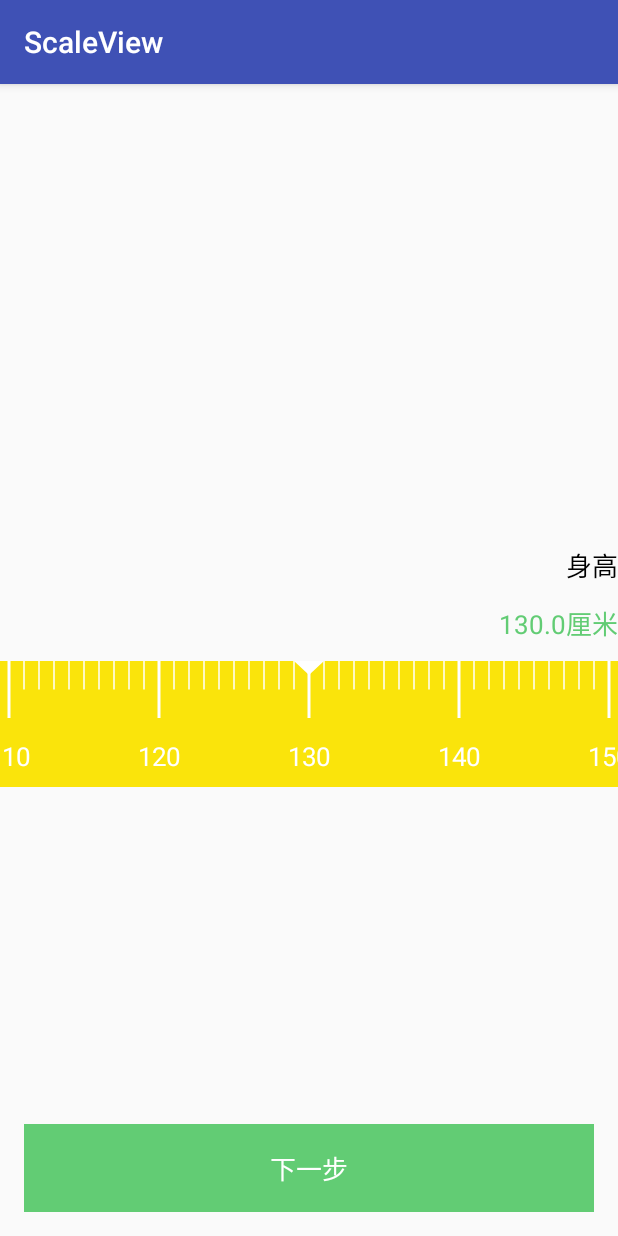
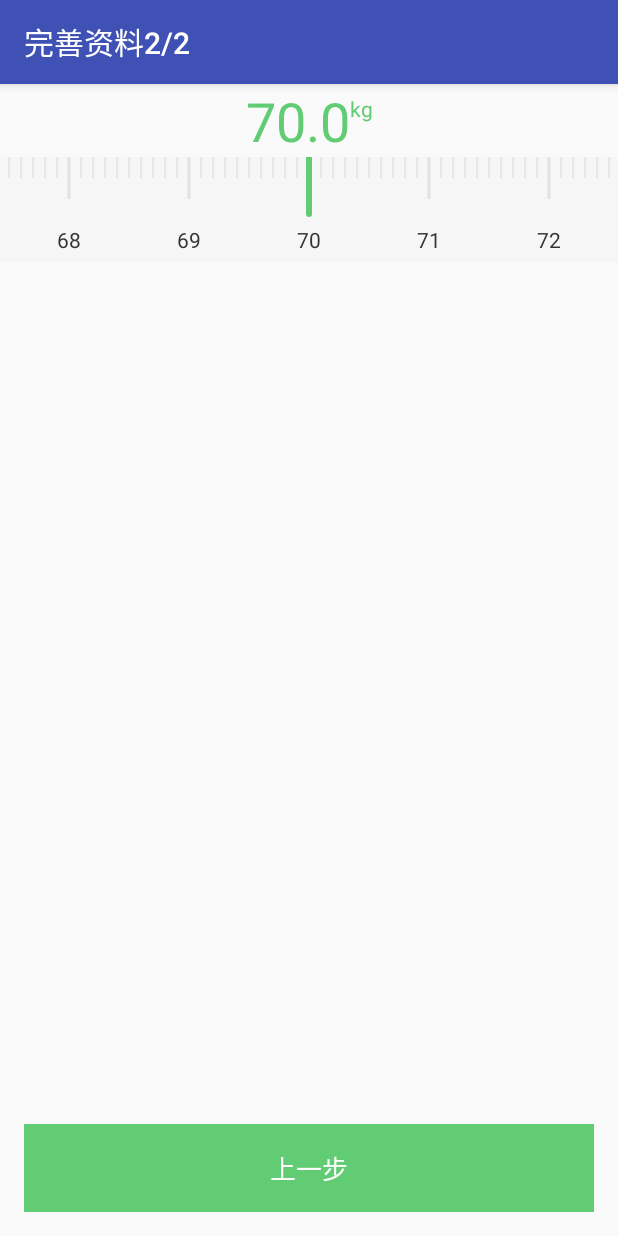
Before and after one commit to Easy-Ez/ScaleView, an Android app: the screen it shows after launch (MainActivity), after a tap on "下一步", on a phone screen of 412 x 824 dp. Run offline under Robolectric (Android 15) with nearby library versions, the phone set to English and light mode, and no system bars.

Commit message:
仿薄荷选择身高体重

```diff
--- a/app/src/main/java/cf/sadhu/scaleview/HeightFragment.java
+++ b/app/src/main/java/cf/sadhu/scaleview/HeightFragment.java
@@ -6,7 +6,6 @@ import android.support.v4.app.Fragment;
 import android.view.LayoutInflater;
 import android.view.View;
 import android.view.ViewGroup;
-import android.widget.ImageView;
 import android.widget.TextView;
 
 /**
@@ -15,28 +14,35 @@ import android.widget.TextView;
  */
 public class HeightFragment extends Fragment {
 
-    private TextView tv_value;
+
+    private ScaleView mScaleview;
+    private TextView mTvValue;
 
     @Nullable
     @Override
     public View onCreateView(LayoutInflater inflater, @Nullable ViewGroup container, @Nullable Bundle savedInstanceState) {
         View inflate = inflater.inflate(R.layout.frag_height, container, false);
-
-        ScaleView scaleview = inflate.findViewById(R.id.sacleview);
-        scaleview.setIndicatorDrawable(new TriangleDrawable(R.color.white, 20, 9.5f, getContext()));
-        tv_value = inflate.findViewById(R.id.tv_value);
-        scaleview.setOnGraduationValueChange(new ScaleView.OnGraduationValueChangeListener() {
+        mScaleview = inflate.findViewById(R.id.sacleview);
+        mScaleview.setIndicatorDrawable(new TriangleDrawable(R.color.white, 20, 9.5f, getContext()));
+        mTvValue = inflate.findViewById(R.id.tv_value);
+        mScaleview.setOnGraduationValueChange(new ScaleView.OnGraduationValueChangeListener() {
             @Override
             public void onChange(int value, float stepHelper) {
-                tv_value.setText(getString(R.string.height_value, value / stepHelper));
+                mTvValue.setText(getString(R.string.height_value, value / stepHelper));
             }
         });
         inflate.findViewById(R.id.tv_next_step).setOnClickListener(new View.OnClickListener() {
             @Override
             public void onClick(View v) {
-
+                ((MainActivity) getActivity()).nextStep();
             }
         });
         return inflate;
     }
+
+    @Override
+    public void onDestroy() {
+        super.onDestroy();
+        mScaleview.setOnGraduationValueChange(null);
+    }
 }
--- a/app/src/main/java/cf/sadhu/scaleview/MainActivity.java
+++ b/app/src/main/java/cf/sadhu/scaleview/MainActivity.java
@@ -1,12 +1,21 @@
 package cf.sadhu.scaleview;
 
 import android.os.Bundle;
+import android.support.v4.app.Fragment;
 import android.support.v4.app.FragmentManager;
 import android.support.v4.app.FragmentTransaction;
 import android.support.v7.app.AppCompatActivity;
-import android.widget.TextView;
+
+import java.util.ArrayList;
+import java.util.List;
 
 public class MainActivity extends AppCompatActivity {
+    private List<Fragment> fragments = new ArrayList<>();
+    private int index;
+    private int REPLACE_FRAGMENT_NEXT = 1;
+    private int REPLACE_FRAGMENT_NONE = -1;
+    private int REPLACE_FRAGMENT_PREV = 2;
+
 
     @Override
     protected void onCreate(Bundle savedInstanceState) {
@@ -17,5 +26,38 @@ public class MainActivity extends AppCompatActivity {
         transaction.add(R.id.fl_content, new HeightFragment());
         transaction.addToBackStack("height");
         transaction.commit();
+        init();
+    }
+
+    private void init() {
+        this.fragments.add(new HeightFragment());
+        this.fragments.add(new WeightFragment());
+        this.index = 0;
+        replaceFragment(this.REPLACE_FRAGMENT_NONE);
+    }
+
+
+    private void replaceFragment(int order) {
+        setTitle("完善资料" + String.valueOf(this.index + 1) + "/" + this.fragments.size());
+        Fragment fragment = fragments.get(this.index);
+        FragmentTransaction transaction = getSupportFragmentManager().beginTransaction();
+        if (order == this.REPLACE_FRAGMENT_NEXT) {
+            transaction.setCustomAnimations(R.anim.anim_next_enter, R.anim.anim_next_exit);
+        } else if (order == this.REPLACE_FRAGMENT_PREV) {
+            transaction.setCustomAnimations(R.anim.anim_prev_enter, R.anim.anim_prev_exit);
+        }
+        transaction.replace(R.id.fl_content, fragment);
+        transaction.commit();
+    }
+
+
+    public void nextStep() {
+        this.index++;
+        replaceFragment(this.REPLACE_FRAGMENT_NEXT);
+    }
+
+    public void prevStep() {
+        this.index--;
+        replaceFragment(this.REPLACE_FRAGMENT_PREV);
     }
 }
--- a/app/src/main/java/cf/sadhu/scaleview/ScaleView.java
+++ b/app/src/main/java/cf/sadhu/scaleview/ScaleView.java
@@ -351,9 +351,13 @@ public class ScaleView extends View {
         invalidate();
     }
 
-    public void setInitialData(float minValue, float maxValue, float step, int stepHelper, float initialValue) {
+    public void initialData(float minValue, float maxValue, float step, int stepHelper) {
+        initialData(minValue, maxValue, step, stepHelper, (minValue + maxValue) / 2);
+    }
+
+    public void initialData(float minValue, float maxValue, float step, int stepHelper, float initialValue) {
         mMinValue = minValue;
-        mMaxOffset = maxValue;
+        mMaxValue = maxValue;
         mGraduationStep = step;
         mGraduationStepHelper = stepHelper;
         mInitialValue = initialValue;
--- a/app/src/main/java/cf/sadhu/scaleview/WeightFragment.java
+++ b/app/src/main/java/cf/sadhu/scaleview/WeightFragment.java
@@ -3,19 +3,60 @@ package cf.sadhu.scaleview;
 import android.os.Bundle;
 import android.support.annotation.Nullable;
 import android.support.v4.app.Fragment;
+import android.text.SpannableStringBuilder;
+import android.text.Spanned;
+import android.text.style.AbsoluteSizeSpan;
+import android.text.style.SuperscriptSpan;
 import android.view.LayoutInflater;
 import android.view.View;
 import android.view.ViewGroup;
+import android.widget.TextView;
 
 /**
  * Created by sadhu on 2017/10/15.
  * 描述: 体重fragment
  */
 public class WeightFragment extends Fragment {
+
+    private ScaleView mScaleview;
+    private TextView mTvValue;
+
     @Nullable
     @Override
     public View onCreateView(LayoutInflater inflater, @Nullable ViewGroup container, @Nullable Bundle savedInstanceState) {
         View inflate = inflater.inflate(R.layout.frag_weight, container, false);
-        return inflate ;
+        mTvValue = inflate.findViewById(R.id.tv_value);
+        mScaleview = inflate.findViewById(R.id.sacleview);
+        // // TODO: 2017/10/16  根据身高计算体重最大最小值
+        mScaleview.initialData(46.4f, 200f, 0.1f, 10, 70f);
+        mScaleview.setOnGraduationValueChange(new ScaleView.OnGraduationValueChangeListener() {
+            @Override
+            public void onChange(int value, float stepHelper) {
+                mTvValue.setText(getWeightStr(value, stepHelper));
+            }
+        });
+        inflate.findViewById(R.id.tv_prev_step).setOnClickListener(new View.OnClickListener() {
+            @Override
+            public void onClick(View v) {
+                ((MainActivity) getActivity()).prevStep();
+            }
+        });
+        return inflate;
+    }
+
+    private SpannableStringBuilder getWeightStr(int value, float stepHelper) {
+        String string = getString(R.string.weight_value, value / stepHelper);
+        SpannableStringBuilder ssb = new SpannableStringBuilder(string);
+        SuperscriptSpan superscripSpan = new SuperscriptSpan();
+        AbsoluteSizeSpan sizeSpan = new AbsoluteSizeSpan(14,true);
+        ssb.setSpan(superscripSpan, string.indexOf("kg"), string.length(), Spanned.SPAN_EXCLUSIVE_EXCLUSIVE);
+        ssb.setSpan(sizeSpan, string.indexOf("kg"), string.length(), Spanned.SPAN_EXCLUSIVE_EXCLUSIVE);
+        return ssb;
+    }
+
+    @Override
+    public void onDestroy() {
+        super.onDestroy();
+        mScaleview.setOnGraduationValueChange(null);
     }
 }
--- /dev/null
+++ b/app/src/main/res/anim/anim_next_enter.xml
@@ -0,0 +1,8 @@
+<?xml version="1.0" encoding="utf-8"?>
+<set xmlns:android="http://schemas.android.com/apk/res/android"
+     android:duration="250">
+
+    <translate
+        android:fromXDelta="100%p"
+        android:toXDelta="0%p"/>
+</set>
--- /dev/null
+++ b/app/src/main/res/anim/anim_next_exit.xml
@@ -0,0 +1,8 @@
+<?xml version="1.0" encoding="utf-8"?>
+<set xmlns:android="http://schemas.android.com/apk/res/android"
+     android:duration="250">
+
+    <translate
+        android:fromXDelta="0%p"
+        android:toXDelta="-100%p"/>
+</set>
--- /dev/null
+++ b/app/src/main/res/anim/anim_prev_enter.xml
@@ -0,0 +1,8 @@
+<?xml version="1.0" encoding="utf-8"?>
+<set xmlns:android="http://schemas.android.com/apk/res/android"
+     android:duration="250">
+
+    <translate
+        android:fromXDelta="-100%p"
+        android:toXDelta="0%p"/>
+</set>
--- /dev/null
+++ b/app/src/main/res/anim/anim_prev_exit.xml
@@ -0,0 +1,8 @@
+<?xml version="1.0" encoding="utf-8"?>
+<set xmlns:android="http://schemas.android.com/apk/res/android"
+     android:duration="250">
+
+    <translate
+        android:fromXDelta="0%p"
+        android:toXDelta="100%p"/>
+</set>
--- a/app/src/main/res/layout/frag_weight.xml
+++ b/app/src/main/res/layout/frag_weight.xml
@@ -35,4 +35,20 @@
         app:layout_constraintTop_toBottomOf="@id/tv_value"
         app:maxVaule="86.1"
         app:minValue="49" />
+
+
+    <TextView
+        android:id="@+id/tv_prev_step"
+        android:layout_width="0dp"
+        android:layout_height="wrap_content"
+        android:layout_margin="16dp"
+        android:background="@color/color_indicator"
+        android:gravity="center"
+        android:padding="16sp"
+        android:text="@string/prev_step"
+        android:textColor="@color/white"
+        android:textSize="17sp"
+        app:layout_constraintBottom_toBottomOf="parent"
+        app:layout_constraintLeft_toLeftOf="parent"
+        app:layout_constraintRight_toRightOf="parent" />
 </android.support.constraint.ConstraintLayout>
--- a/app/src/main/res/values/strings.xml
+++ b/app/src/main/res/values/strings.xml
@@ -1,6 +1,8 @@
 <resources>
     <string name="app_name">ScaleView</string>
     <string name="next_step">下一步</string>
+    <string name="prev_step">上一步</string>
     <string name="height_value">%1$.1f厘米</string>
+    <string name="weight_value">%1$.1fkg</string>
     <string name="height">身高</string>
 </resources>
--- a/build.gradle
+++ b/build.gradle
@@ -7,7 +7,7 @@ buildscript {
         jcenter()
     }
     dependencies {
-        classpath 'com.android.tools.build:gradle:3.0.0-alpha8'
+        classpath 'com.android.tools.build:gradle:3.0.0-alpha9'
 
 
         // NOTE: Do not place your application dependencies here; they belong
--- a/gradle.properties
+++ b/gradle.properties
@@ -1,17 +1,20 @@
-# Project-wide Gradle settings.
-
-# IDE (e.g. Android Studio) users:
-# Gradle settings configured through the IDE *will override*
-# any settings specified in this file.
-
+## Project-wide Gradle settings.
+#
 # For more details on how to configure your build environment visit
 # http://www.gradle.org/docs/current/userguide/build_environment.html
-
+#
 # Specifies the JVM arguments used for the daemon process.
 # The setting is particularly useful for tweaking memory settings.
-org.gradle.jvmargs=-Xmx1536m
-
+# Default value: -Xmx1024m -XX:MaxPermSize=256m
+# org.gradle.jvmargs=-Xmx2048m -XX:MaxPermSize=512m -XX:+HeapDumpOnOutOfMemoryError -Dfile.encoding=UTF-8
+#
 # When configured, Gradle will run in incubating parallel mode.
 # This option should only be used with decoupled projects. More details, visit
 # http://www.gradle.org/docs/current/userguide/multi_project_builds.html#sec:decoupled_projects
 # org.gradle.parallel=true
+#Mon Oct 16 10:47:38 CST 2017
+systemProp.https.proxyPort=1080
+systemProp.http.proxyHost=127.0.0.1
+org.gradle.jvmargs=-Xmx1536m
+systemProp.https.proxyHost=127.0.0.1
+systemProp.http.proxyPort=1080
```
Also changed, not shown: gradle/wrapper/gradle-wrapper.properties.
